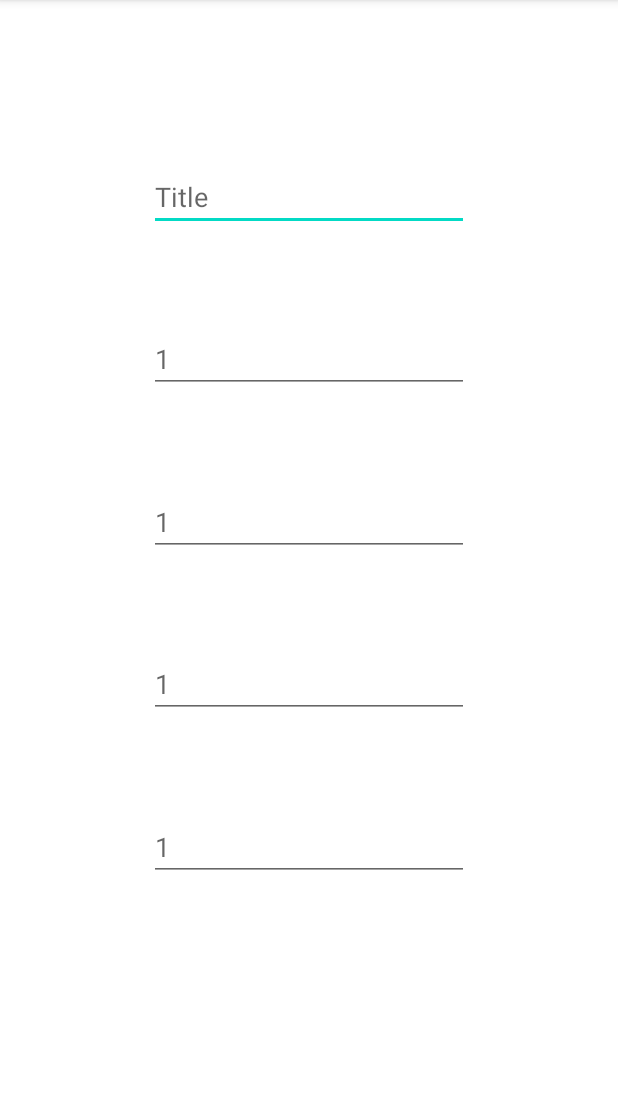
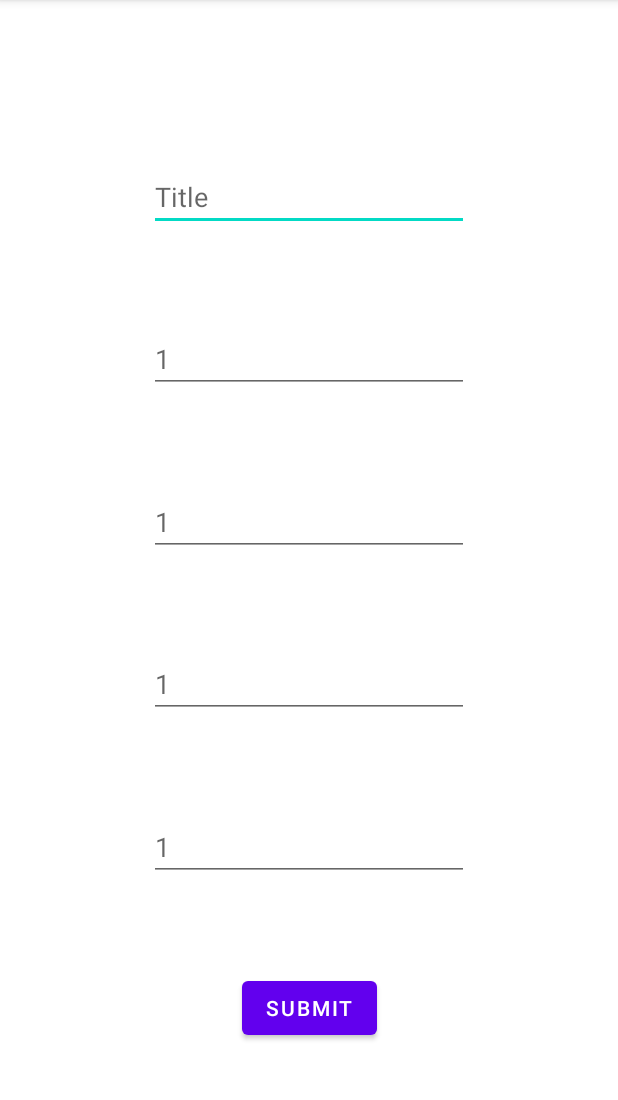
Before and after one commit to ChoCoBo1712/TabataTimer, an Android app: the fragment TimerDetailFragment shown on its own in the app's theme, on a phone screen of 412 x 824 dp, the part 84-1184 px from its top. Run offline under Robolectric (Android 15) with nearby library versions, the phone set to English and light mode, and no system bars; 2 statements that could not run were skipped.

Commit message:
TimerDetailFragment display init

```diff
--- a/app/src/main/java/com/example/tabatatimer/MainActivity.kt
+++ b/app/src/main/java/com/example/tabatatimer/MainActivity.kt
@@ -48,7 +48,11 @@ class MainActivity : AppCompatActivity() {
     private fun onMenuItemClick(item: MenuItem): Boolean {
         return when (item.itemId) {
             R.id.add_timer -> {
+                val fragment = TimerDetailFragment.newInstance()
                 supportFragmentManager.beginTransaction()
+                        .add(R.id.fragment_container_full, fragment)
+                        .addToBackStack(null)
+                        .commit()
                 true
             }
             R.id.add_sequence -> {
--- a/app/src/main/res/layout/activity_main.xml
+++ b/app/src/main/res/layout/activity_main.xml
@@ -5,7 +5,8 @@
     xmlns:tools="http://schemas.android.com/tools"
     android:layout_width="match_parent"
     android:layout_height="match_parent"
-    tools:context=".MainActivity">
+    tools:context=".MainActivity"
+    android:paddingTop="0dp">
 
     <com.google.android.material.bottomnavigation.BottomNavigationView
         android:id="@+id/bottom_navigation"
@@ -21,6 +22,7 @@
         android:id="@+id/fragment_container_full"
         android:layout_width="match_parent"
         android:layout_height="match_parent"
+        android:elevation="100dp"
         app:layout_constraintBottom_toBottomOf="parent"
         app:layout_constraintEnd_toEndOf="parent"
         app:layout_constraintStart_toStartOf="parent"
--- a/app/src/main/res/layout/fragment_timer_detail.xml
+++ b/app/src/main/res/layout/fragment_timer_detail.xml
@@ -82,4 +82,16 @@
         app:layout_constraintVertical_bias="0.75"
         />
 
+    <Button
+        android:id="@+id/timer_submit_button"
+        android:layout_width="wrap_content"
+        android:layout_height="wrap_content"
+        android:text="@string/submit"
+        app:layout_constraintBottom_toBottomOf="parent"
+        app:layout_constraintEnd_toEndOf="parent"
+        app:layout_constraintStart_toStartOf="parent"
+        app:layout_constraintTop_toTopOf="parent"
+        app:layout_constraintVertical_bias="0.90"
+        />
+
 </androidx.constraintlayout.widget.ConstraintLayout>
--- a/app/src/main/res/values/strings.xml
+++ b/app/src/main/res/values/strings.xml
@@ -11,4 +11,5 @@
     <string name="title">Title</string>
     <string name="_1">1</string>
     <string name="_0">0</string>
+    <string name="submit">Submit</string>
 </resources>
```
Also changed, not shown: app/src/main/java/com/example/tabatatimer/TimerDetailFragment.kt (+11 -0 lines).
